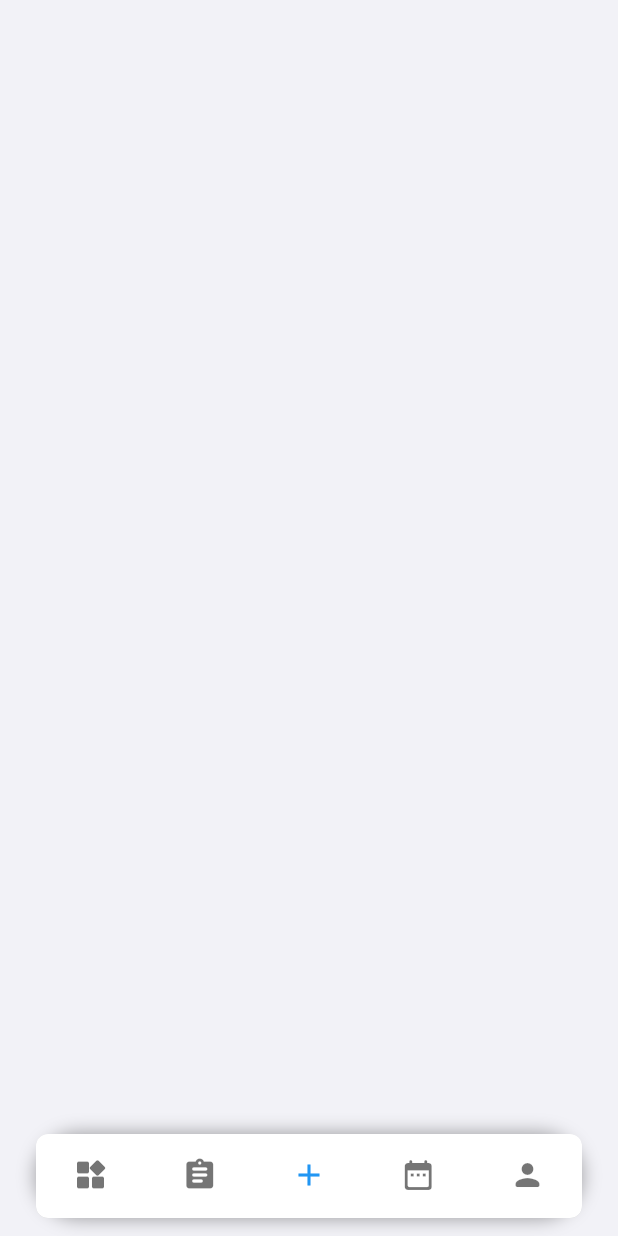
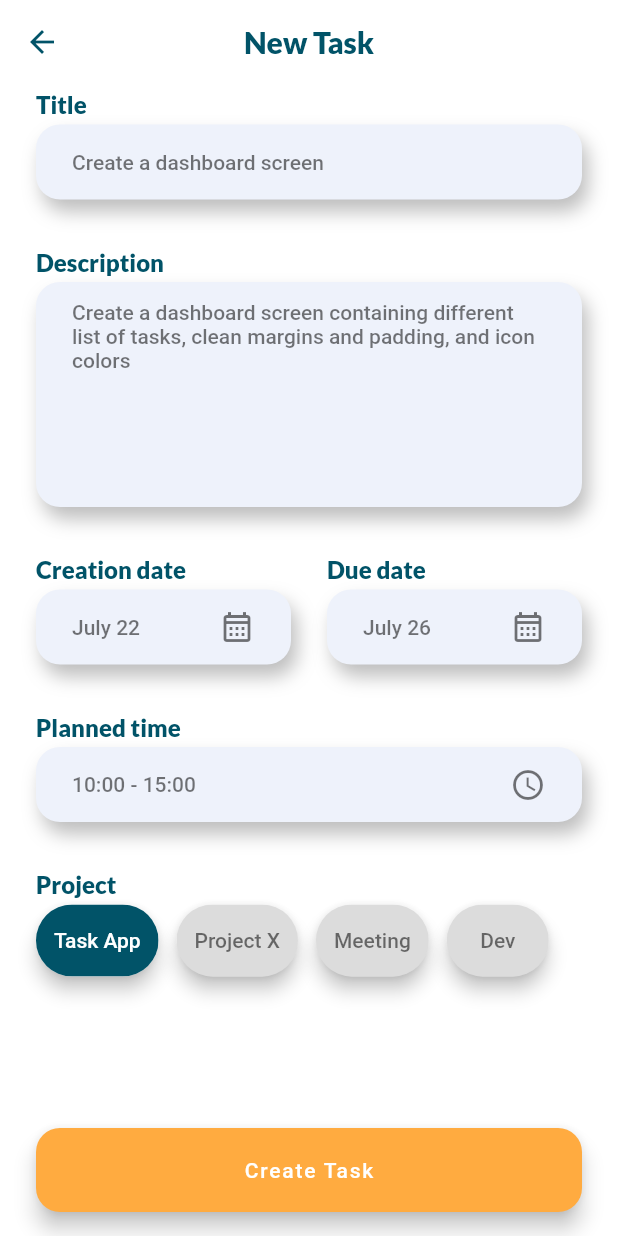
Before and after one commit to repsajanboy/task-app, a Flutter app: the screen it shows after launch, item 3 of the bottom bar chosen, on a phone screen of 412 x 824 dp. Run offline on Flutter 3.47's test engine with Material 2 defaults, Android fonts, the phone set to English and light mode, and no system bars; our stand-ins replace flutter_bloc.

Commit message:
Create Task screen

```diff
--- a/lib/presentation/bottom_tab/view/bottom_tab_page.dart
+++ b/lib/presentation/bottom_tab/view/bottom_tab_page.dart
@@ -2,6 +2,7 @@ import 'package:flutter/material.dart';
 import 'package:flutter_bloc/flutter_bloc.dart';
 import 'package:task_app/presentation/bottom_tab/bloc/bottom_tab_bloc.dart';
 
+import '../../../routing/app_router_names.dart';
 import '../../../style/colors.dart';
 import '../bloc/bottom_tab_item.dart';
 import '../bloc/bottom_tab_item_type.dart';
@@ -67,6 +68,9 @@ class _BottomNavBarPageState extends State<BottomNavBarPage> {
             showUnselectedLabels: false,
             currentIndex: state.currentIndex,
             onTap: (int index) {
+              if(index == 2) {
+                Navigator.pushNamed(context, RouteNames.createTask);
+              }
               BlocProvider.of<BottomTabBloc>(context)
                   .add(BottomTabChanged(index));
             },
--- /dev/null
+++ b/lib/presentation/create_task/create_task.dart
@@ -0,0 +1 @@
+export 'view/create_task_page.dart';
--- /dev/null
+++ b/lib/presentation/create_task/view/create_task_page.dart
@@ -0,0 +1,59 @@
+import 'package:flutter/material.dart';
+
+import '../../../utils/extensions/context_extension.dart';
+import '../../../style/colors.dart';
+import 'widgets/category_picker_widget.dart';
+import 'widgets/date_picker_form_widget.dart';
+import 'widgets/description_form_widget.dart';
+import 'widgets/time_form_widget.dart';
+import 'widgets/title_form_widget.dart';
+
+class CreateTaskPage extends StatelessWidget {
+  const CreateTaskPage({super.key});
+
+  @override
+  Widget build(BuildContext context) {
+    return Scaffold(
+      backgroundColor: Colors.white,
+      appBar: AppBar(
+        automaticallyImplyLeading: true,
+        iconTheme: const IconThemeData(color: AppColors.mainColor),
+        backgroundColor: Colors.transparent,
+        elevation: 0.0,
+        centerTitle: true,
+        title: Text('New Task', style: context.typo.dashboardTitle(),),
+      ),
+      floatingActionButton: Container(
+        padding: const EdgeInsets.symmetric(horizontal: 24.0),
+        width: double.infinity,
+        child: FloatingActionButton(
+          onPressed: () {},
+          backgroundColor: Colors.orangeAccent,
+          shape: const RoundedRectangleBorder(
+            borderRadius: BorderRadius.all(Radius.circular(16.0))
+          ),
+          child: const Text(
+            'Create Task'
+          ),
+        ),
+      ),
+      floatingActionButtonLocation: FloatingActionButtonLocation.centerFloat,
+      body: const Padding(
+        padding: EdgeInsets.symmetric(horizontal: 24.0, vertical: 4.0),
+        child: Column(
+          children: [
+            TitleFormWidget(),
+            SizedBox(height: 32,),
+            DescriptionFormWidget(),
+            SizedBox(height: 32,),
+            DatePickerFormWidget(),
+            SizedBox(height: 32,),
+            TimeFormWidget(),
+            SizedBox(height: 32,),
+            CategoryPickerWidget(),
+          ],
+        ),
+      ),
+    );
+  }
+}
--- /dev/null
+++ b/lib/presentation/create_task/view/widgets/category_picker_widget.dart
@@ -0,0 +1,66 @@
+import 'package:flutter/material.dart';
+
+import '../../../../style/colors.dart';
+import '../../../../utils/extensions/context_extension.dart';
+
+class CategoryPickerWidget extends StatelessWidget {
+  const CategoryPickerWidget({super.key});
+
+  @override
+  Widget build(BuildContext context) {
+    return Column(
+      crossAxisAlignment: CrossAxisAlignment.start,
+      children: [
+        Text(
+          'Project',
+          style: context.typo.createTaskLabels(),
+        ),
+        const SizedBox(
+          height: 4.0,
+        ),
+        const Align(
+          alignment: Alignment.topLeft,
+          child: Wrap(
+            crossAxisAlignment: WrapCrossAlignment.start,
+            spacing: 12.0,
+            runSpacing: 12.0,
+            direction: Axis.horizontal,
+            children: [
+              Chip(
+                labelPadding: EdgeInsets.all(8.0),
+                label: Text("Task App"),
+                labelStyle: TextStyle(color: Colors.white),
+                elevation: 5.0,
+                backgroundColor: AppColors.mainColor,
+              ),
+              Chip(
+                labelPadding: EdgeInsets.all(8.0),
+                label: Text("Project X"),
+                labelStyle: TextStyle(color: Colors.black54),
+                elevation: 5.0,
+              ),
+              Chip(
+                labelPadding: EdgeInsets.all(8.0),
+                label: Text("Meeting"),
+                labelStyle: TextStyle(color: Colors.black54),
+                elevation: 5.0,
+              ),
+              Chip(
+                labelPadding: EdgeInsets.all(8.0),
+                label: SizedBox(
+                  width: 44.0,
+                  child: Text(
+                    "Dev",
+                    textAlign: TextAlign.center,
+                  ),
+                ),
+                labelStyle: TextStyle(color: Colors.black54),
+                elevation: 5.0,
+              ),
+            ],
+          ),
+        ),
+      ],
+    );
+  }
+}
--- /dev/null
+++ b/lib/presentation/create_task/view/widgets/date_picker_form_widget.dart
@@ -0,0 +1,113 @@
+import 'package:flutter/material.dart';
+
+import '../../../../style/colors.dart';
+import '../../../../utils/extensions/context_extension.dart';
+
+class DatePickerFormWidget extends StatelessWidget {
+  const DatePickerFormWidget({super.key});
+
+  @override
+  Widget build(BuildContext context) {
+    return Row(
+      children: [
+        Expanded(
+          child: Column(
+            crossAxisAlignment: CrossAxisAlignment.start,
+            children: [
+              Text(
+                'Creation date',
+                style: context.typo.createTaskLabels(),
+              ),
+              const SizedBox(
+                height: 4.0,
+              ),
+              Container(
+                height: 50,
+                width: double.infinity,
+                padding: const EdgeInsets.symmetric(horizontal: 24.0),
+                alignment: Alignment.centerLeft,
+                decoration: const BoxDecoration(
+                  color: AppColors.formBackground,
+                  borderRadius: BorderRadius.all(
+                    Radius.circular(16.0),
+                  ),
+                  boxShadow: [
+                    BoxShadow(
+                        color: Colors.black26,
+                        blurRadius: 10.0,
+                        offset: Offset(4, 8))
+                  ],
+                ),
+                child: const Row(
+                  mainAxisAlignment: MainAxisAlignment.spaceBetween,
+                  children: [
+                    Text(
+                      'July 22',
+                      style: TextStyle(
+                        color: Colors.black54,
+                        fontWeight: FontWeight.w500,
+                      ),
+                    ),
+                    Icon(
+                      Icons.calendar_month_outlined,
+                      color: Colors.black54,
+                    )
+                  ],
+                ),
+              ),
+            ],
+          ),
+        ),
+        const SizedBox(width: 24.0),
+        Expanded(
+          child: Column(
+            crossAxisAlignment: CrossAxisAlignment.start,
+            children: [
+              Text(
+                'Due date',
+                style: context.typo.createTaskLabels(),
+              ),
+              const SizedBox(
+                height: 4.0,
+              ),
+              Container(
+                height: 50,
+                width: double.infinity,
+                padding: const EdgeInsets.symmetric(horizontal: 24.0),
+                alignment: Alignment.centerLeft,
+                decoration: const BoxDecoration(
+                  color: AppColors.formBackground,
+                  borderRadius: BorderRadius.all(
+                    Radius.circular(16.0),
+                  ),
+                  boxShadow: [
+                    BoxShadow(
+                        color: Colors.black26,
+                        blurRadius: 10.0,
+                        offset: Offset(4, 8))
+                  ],
+                ),
+                child: const Row(
+                  mainAxisAlignment: MainAxisAlignment.spaceBetween,
+                  children: [
+                    Text(
+                      'July 26',
+                      style: TextStyle(
+                        color: Colors.black54,
+                        fontWeight: FontWeight.w500,
+                      ),
+                    ),
+                    Icon(
+                      Icons.calendar_month_outlined,
+                      color: Colors.black54,
+                    )
+                  ],
+                ),
+              ),
+            ],
+          ),
+        ),
+      ],
+    );
+  }
+}
--- /dev/null
+++ b/lib/presentation/create_task/view/widgets/description_form_widget.dart
@@ -0,0 +1,47 @@
+import 'package:flutter/material.dart';
+
+import '../../../../style/colors.dart';
+import '../../../../utils/extensions/context_extension.dart';
+
+class DescriptionFormWidget extends StatelessWidget {
+  const DescriptionFormWidget({super.key});
+
+  @override
+  Widget build(BuildContext context) {
+    return Column(
+      crossAxisAlignment: CrossAxisAlignment.start,
+      children: [
+        Text(
+          'Description',
+          style: context.typo.createTaskLabels(),
+        ),
+        const SizedBox(
+          height: 4.0,
+        ),
+        Container(
+          height: 150,
+          width: double.infinity,
+          padding: const EdgeInsets.symmetric(horizontal: 24.0, vertical: 12.0),
+          alignment: Alignment.topLeft,
+          decoration: const BoxDecoration(
+            color: AppColors.formBackground,
+            borderRadius: BorderRadius.all(
+              Radius.circular(16.0),
+            ),
+            boxShadow: [
+              BoxShadow(
+                  color: Colors.black26, blurRadius: 10.0, offset: Offset(4, 8))
+            ],
+          ),
+          child: const Text(
+            'Create a dashboard screen containing different list of tasks, clean margins and padding, and icon colors',
+            style: TextStyle(
+              color: Colors.black54,
+              fontWeight: FontWeight.w500,
+            ),
+          ),
+        ),
+      ],
+    );
+  }
+}
--- /dev/null
+++ b/lib/presentation/create_task/view/widgets/time_form_widget.dart
@@ -0,0 +1,53 @@
+import 'package:flutter/material.dart';
+
+import '../../../../style/colors.dart';
+import '../../../../utils/extensions/context_extension.dart';
+
+class TimeFormWidget extends StatelessWidget {
+  const TimeFormWidget({super.key});
+
+  @override
+  Widget build(BuildContext context) {
+    return Column(
+      crossAxisAlignment: CrossAxisAlignment.start,
+      children: [
+        Text(
+          'Planned time',
+          style: context.typo.createTaskLabels(),
+        ),
+        const SizedBox(
+          height: 4.0,
+        ),
+        Container(
+          height: 50,
+          width: double.infinity,
+          padding: const EdgeInsets.symmetric(horizontal: 24.0),
+          alignment: Alignment.centerLeft,
+          decoration: const BoxDecoration(
+            color: AppColors.formBackground,
+            borderRadius: BorderRadius.all(
+              Radius.circular(16.0),
+            ),
+            boxShadow: [
+              BoxShadow(
+                  color: Colors.black26, blurRadius: 10.0, offset: Offset(4, 8))
+            ],
+          ),
+          child: const Row(
+            mainAxisAlignment: MainAxisAlignment.spaceBetween,
+            children: [
+              Text(
+                '10:00 - 15:00',
+                style: TextStyle(
+                  color: Colors.black54,
+                  fontWeight: FontWeight.w500,
+                ),
+              ),
+              Icon(Icons.access_time_outlined, color: Colors.black54,)
+            ],
+          ),
+        ),
+      ],
+    );
+  }
+}
--- /dev/null
+++ b/lib/presentation/create_task/view/widgets/title_form_widget.dart
@@ -0,0 +1,47 @@
+import 'package:flutter/material.dart';
+
+import '../../../../style/colors.dart';
+import '../../../../utils/extensions/context_extension.dart';
+
+class TitleFormWidget extends StatelessWidget {
+  const TitleFormWidget({super.key});
+
+  @override
+  Widget build(BuildContext context) {
+    return Column(
+      crossAxisAlignment: CrossAxisAlignment.start,
+      children: [
+        Text(
+          'Title',
+          style: context.typo.createTaskLabels(),
+        ),
+        const SizedBox(
+          height: 4.0,
+        ),
+        Container(
+          height: 50,
+          width: double.infinity,
+          padding: const EdgeInsets.symmetric(horizontal: 24.0),
+          alignment: Alignment.centerLeft,
+          decoration: const BoxDecoration(
+            color: AppColors.formBackground,
+            borderRadius: BorderRadius.all(
+              Radius.circular(16.0),
+            ),
+            boxShadow: [
+              BoxShadow(
+                  color: Colors.black26, blurRadius: 10.0, offset: Offset(4, 8))
+            ],
+          ),
+          child: const Text(
+            'Create a dashboard screen',
+            style: TextStyle(
+              color: Colors.black54,
+              fontWeight: FontWeight.w500,
+            ),
+          ),
+        ),
+      ],
+    );
+  }
+}
--- a/lib/routing/app_router.dart
+++ b/lib/routing/app_router.dart
@@ -1,6 +1,7 @@
 import 'package:flutter/material.dart';
 
 import './app_router_names.dart';
+import '../presentation/create_task/create_task.dart';
 import '../presentation/bottom_tab/bottom_tab.dart';
 
 class AppRouter {
@@ -8,7 +9,13 @@ class AppRouter {
     switch (routeSettings.name) {
       case RouteNames.menu:
         return MaterialPageRoute(
-          builder: (_) => const BottomNavBarPage(currIndex: 0,),
+          builder: (_) => const BottomNavBarPage(
+            currIndex: 0,
+          ),
+        );
+      case RouteNames.createTask:
+        return MaterialPageRoute(
+          builder: (_) => const CreateTaskPage(),
         );
       default:
         return MaterialPageRoute(
--- a/lib/routing/app_router_names.dart
+++ b/lib/routing/app_router_names.dart
@@ -1,3 +1,4 @@
 class RouteNames {
   static const String menu = '/';
+  static const String createTask = '/createTask';
 }
--- a/lib/style/app_typoraphy.dart
+++ b/lib/style/app_typoraphy.dart
@@ -28,4 +28,13 @@ class AppTextStyle {
       fontFamily: 'Lato'
     );
   }
+
+  TextStyle createTaskLabels() {
+    return const TextStyle(
+      fontSize: 16.0,
+      color: AppColors.mainColor,
+      fontWeight: FontWeight.w600,
+      fontFamily: 'Lato'
+    );
+  }
 }
--- a/lib/style/colors.dart
+++ b/lib/style/colors.dart
@@ -2,5 +2,6 @@ import 'dart:ui';
 
 class AppColors {
   static const background = Color(0xfff2f2f7);
+  static const formBackground = Color(0xffeef2fb);
   static const mainColor = Color(0xff015368);
 }
```
